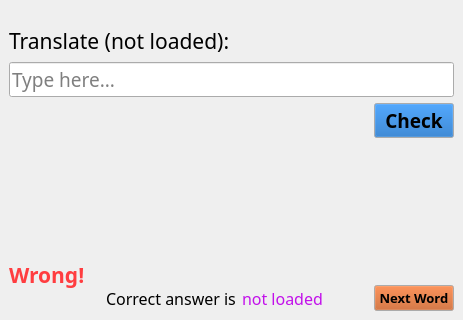
Qt form qt/application.ui (JanPosik/FeuillesDeChene) before a commit; both pictures show x 0 to 463 and y 183 to 503 of the 463 by 503 pixel window.
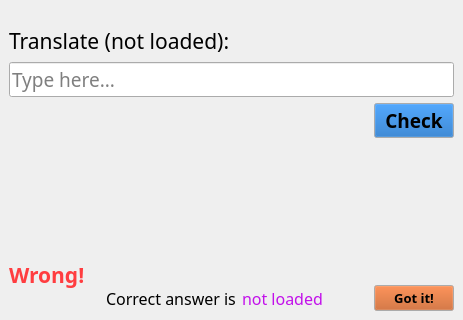
The same form after that commit. Icons and pictures are not drawn.

Patch:
```diff
--- a/qt/application.ui
+++ b/qt/application.ui
@@ -736,7 +736,7 @@
             <cursorShape>PointingHandCursor</cursorShape>
            </property>
            <property name="text">
-            <string>Next Word</string>
+            <string>Got it!</string>
            </property>
            <property name="shortcut">
             <string>Return</string>
```
